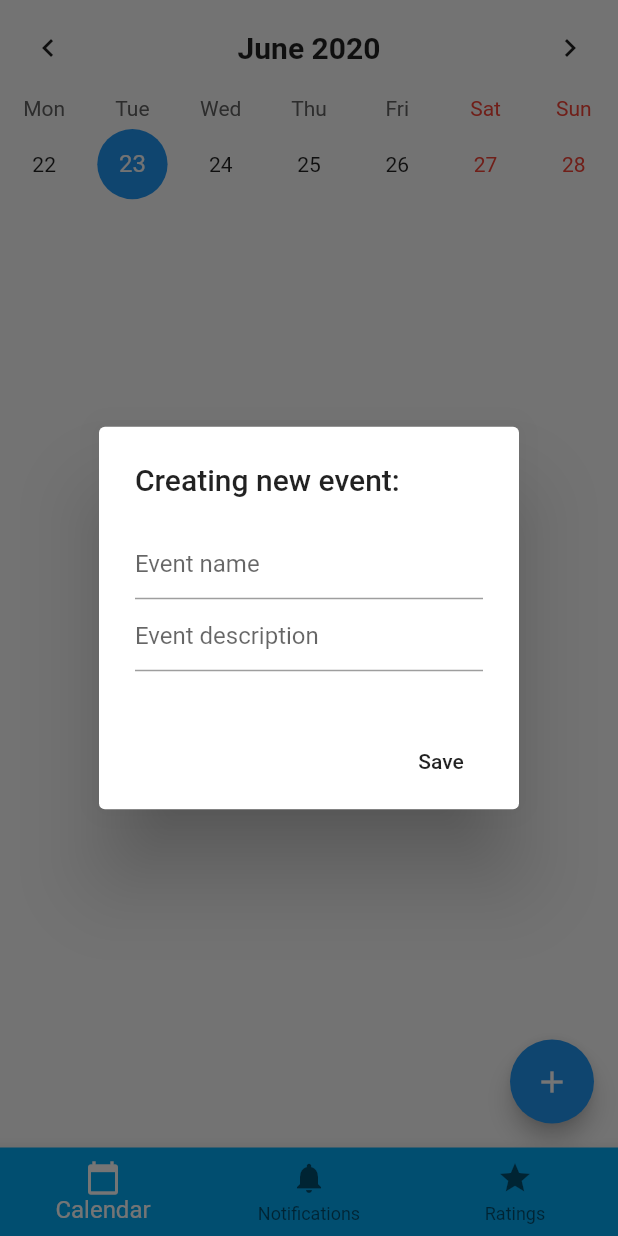
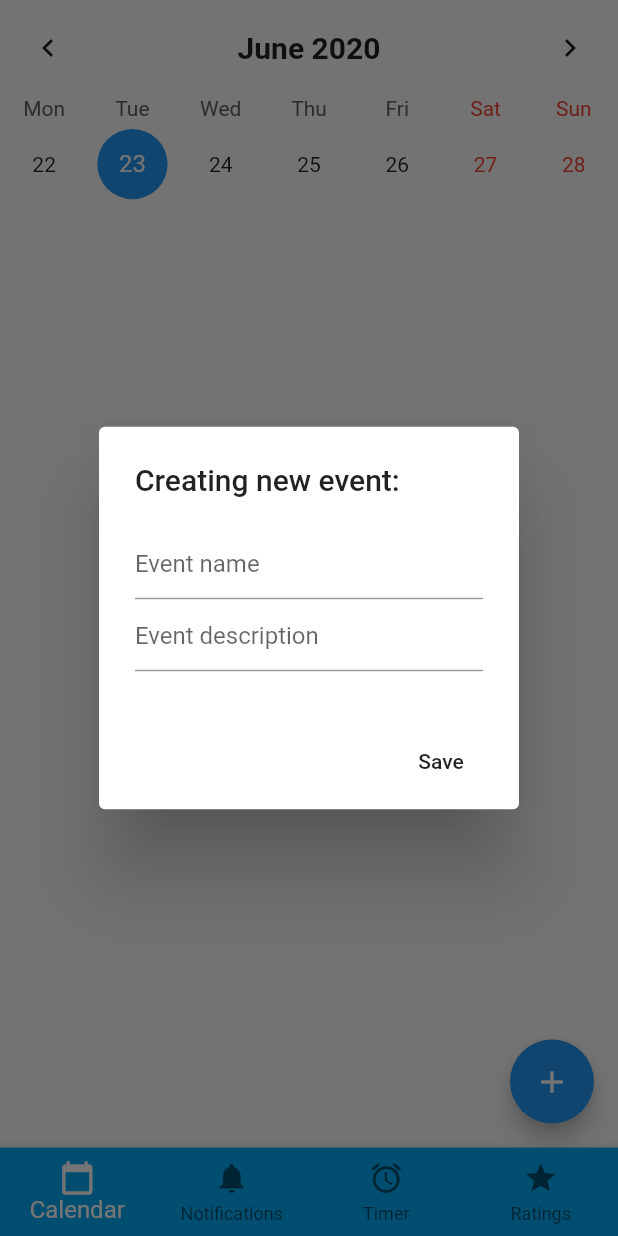
Before and after one commit to CostaHiripis/Project-Inovate, a Flutter app: the HomeScreen screen opened directly, after a tap on the "add" icon, on a phone screen of 412 x 824 dp. Run offline on Flutter 3.47's test engine with Material 2 defaults, Android fonts, the phone set to English and light mode, and no system bars; drawn by our look-alikes of table_calendar; our stand-ins replace cloud_firestore, firebase_auth, flutter_local_notifications, flutter_secure_storage, google_fonts, random_string and 2 more; missing offline and left inert: device_calendar, password; accounts and stored records are empty.

Commit message:
just layout has changed

```diff
--- a/lib/app.dart
+++ b/lib/app.dart
@@ -6,12 +6,10 @@ import 'login.dart';
 import 'notificationsPage.dart';
 import 'services/rating.dart';
 
-
 void main() => runApp(App());
 
 /// This Widget is the main application widget.
 class App extends StatelessWidget {
-
   @override
   Widget build(BuildContext context) {
     return MaterialApp(
@@ -33,9 +31,14 @@ class HomeScreen extends StatefulWidget {
   _HomeScreenState createState() => _HomeScreenState();
 }
 
-class _HomeScreenState extends State<HomeScreen>  {
+class _HomeScreenState extends State<HomeScreen> {
   int _selectedIndex = 0;
-  final List<Widget> _widgetOptions =[CalendarPage(), NotificationsPage(), Rating()];
+  final List<Widget> _widgetOptions = [
+    CalendarPage(),
+    NotificationsPage(),
+    TimerPage(),
+    Rating()
+  ];
 
   void _onItemTapped(int index) {
     setState(() {
@@ -46,7 +49,7 @@ class _HomeScreenState extends State<HomeScreen>  {
   @override
   Widget build(BuildContext context) {
     return Scaffold(
-      body: Center (
+        body: Center(
           child: _widgetOptions.elementAt(_selectedIndex),
         ),
         bottomNavigationBar: new Theme(
@@ -55,8 +58,7 @@ class _HomeScreenState extends State<HomeScreen>  {
               canvasColor: Colors.lightBlue,
               // sets the active color of the `BottomNavigationBar` if `Brightness` is light
               primaryColor: Colors.white70,
-      textTheme: Theme
-          .of(context)
+              textTheme: Theme.of(context)
                   .textTheme
                   .copyWith(caption: new TextStyle(color: Colors.white70))),
           child: BottomNavigationBar(
@@ -72,6 +74,10 @@ class _HomeScreenState extends State<HomeScreen>  {
                 title: Text('Notifications'),
               ),
               BottomNavigationBarItem(
+                icon: Icon(Icons.access_alarm),
+                title: Text('Timer'),
+              ),
+              BottomNavigationBarItem(
                 icon: Icon(Icons.star),
                 title: Text('Ratings'),
               ),
@@ -81,7 +87,6 @@ class _HomeScreenState extends State<HomeScreen>  {
             selectedFontSize: 16,
             onTap: _onItemTapped,
           ),
-    )
-    );
+        ));
   }
 }
--- a/lib/calendarpage.dart
+++ b/lib/calendarpage.dart
@@ -32,7 +32,7 @@ class _CalendarPageState extends State<CalendarPage> {
     _eventController = TextEditingController();
     _eventDescriptionController = TextEditingController();
     _selectedEvents = [];
-    _selectedEventsDescription = [];
+    // _selectedEventsDescription = [];
     _finalEventList = {..._events, ..._eventDescriptions};
     _eventDescriptions = {};
     _events = {};
```
Also changed, not shown: lib/register.dart (+11 -12 lines), lib/home.dart (line endings or trailing spaces). Lines whose indentation alone changed are shown as unchanged.
